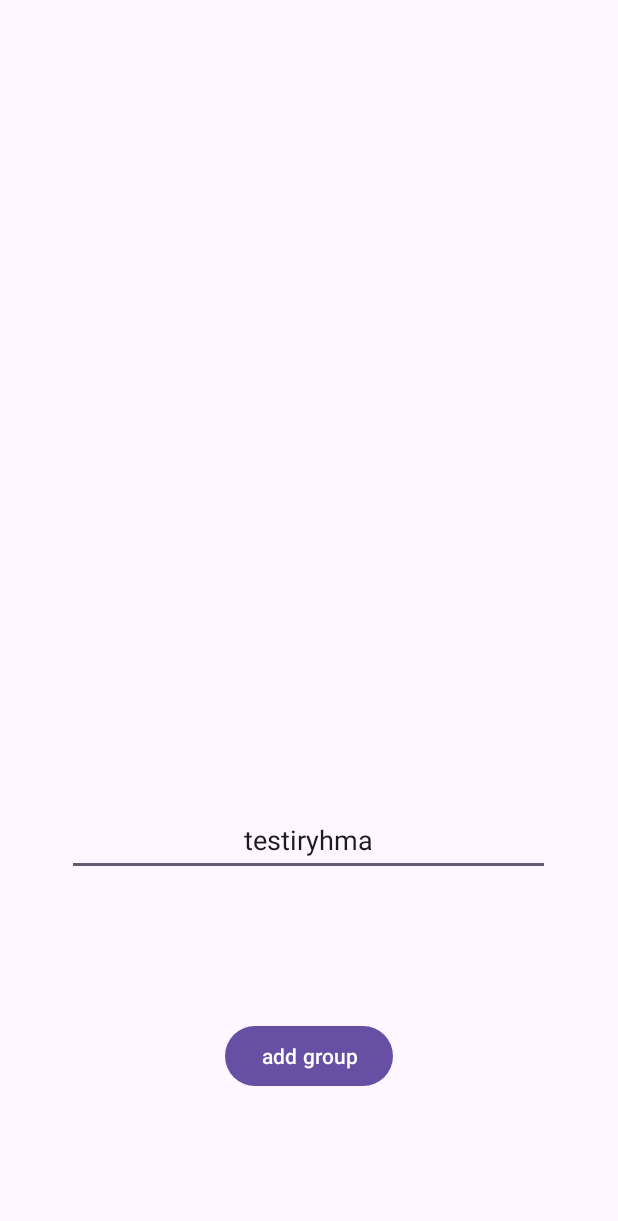
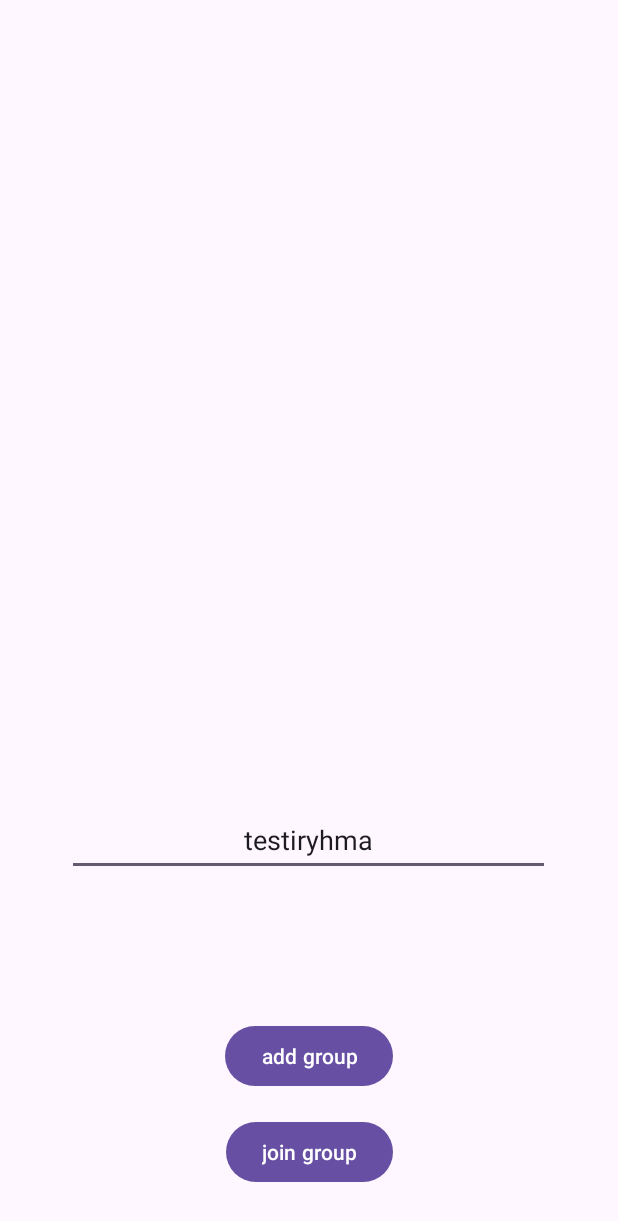
Before and after one commit to RauliYoung/OTP-1, an Android app: the layout activity_group.xml on its own in the app's theme, with its tools: preview values and no code run, on a phone screen of 412 x 824 dp. Shown: the top 1221 px of the screen. Run offline under Robolectric (Android 15) with nearby library versions, the phone set to English and light mode, and no system bars.

Commit message:
User join group work in progress

```diff
--- a/app/src/main/java/com/example/opt_1/control/IViewtoModel.java
+++ b/app/src/main/java/com/example/opt_1/control/IViewtoModel.java
@@ -10,4 +10,5 @@ public interface IViewtoModel {
     void stopActivity();
     void setRegisterInformation(String firstName, String lastName, String username, String password, String email, CRUDCallbacks callback);
     void makeNewGroup(String groupName);
+    void joinToGroup(String groupOwnerEmail);
 }
--- a/app/src/main/java/com/example/opt_1/model/DAO.java
+++ b/app/src/main/java/com/example/opt_1/model/DAO.java
@@ -108,11 +108,6 @@ public class DAO implements IDAO{
                 }
             }
         });
-
-
-//        db.collection("groups").document(auth.getCurrentUser().getEmail())
-//                    .set(group, SetOptions.merge());
-//            callback.onSucceed(true);
     }
 
     @Override
--- a/app/src/main/res/layout/activity_group.xml
+++ b/app/src/main/res/layout/activity_group.xml
@@ -12,6 +12,16 @@
         android:layout_height="wrap_content"
         android:layout_marginBottom="96dp"
         android:text="add group"
+        app:layout_constraintBottom_toBottomOf="parent"
+        app:layout_constraintEnd_toEndOf="parent"
+        app:layout_constraintStart_toStartOf="parent" />
+
+    <Button
+        android:id="@+id/joinGroupButton"
+        android:layout_width="wrap_content"
+        android:layout_height="wrap_content"
+        android:layout_marginBottom="32dp"
+        android:text="join group"
         app:layout_constraintBottom_toBottomOf="parent"
         app:layout_constraintEnd_toEndOf="parent"
         app:layout_constraintStart_toStartOf="parent" />
```
Also changed, not shown: app/src/main/java/com/example/opt_1/control/Controller.java (+24 -0 lines), app/src/main/java/com/example/opt_1/view/GroupActivity.java (+14 -3 lines).
